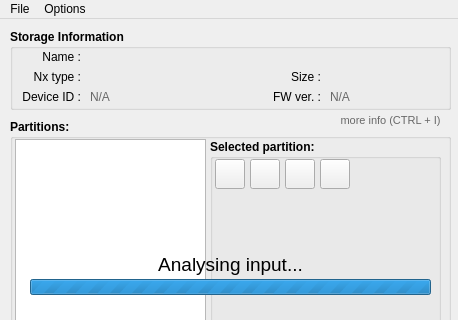
Qt form NxNandManager/gui/mainwindow.ui (eliboa/NxNandManager) before a commit; both pictures show x 0 to 458 and y 0 to 320 of the 458 by 492 pixel window.
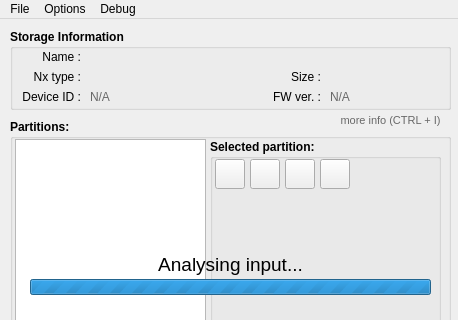
The same form after that commit. Icons and pictures are not drawn.

Commit message: hide debug dialog + prevent multiple dialog windows

What changed in the file:
```diff
--- a/NxNandManager/gui/mainwindow.ui
+++ b/NxNandManager/gui/mainwindow.ui
@@ -1167,11 +1167,16 @@
     <addaction name="actionResize"/>
     <addaction name="actionDumpRawnandOnly"/>
     <addaction name="actionCreateEmunand"/>
-    <addaction name="separator"/>
+   </widget>
+   <widget class="QMenu" name="menuDebug">
+    <property name="title">
+     <string>Debug</string>
+    </property>
     <addaction name="actionDebug_console"/>
    </widget>
    <addaction name="menuFile"/>
    <addaction name="menuTools"/>
+   <addaction name="menuDebug"/>
   </widget>
   <widget class="QStatusBar" name="statusBar"/>
   <action name="actionOpenFile">
```
Left out of the diff: 2 changed lines with no effect on the pictures. The commit also changes 9 other files.
